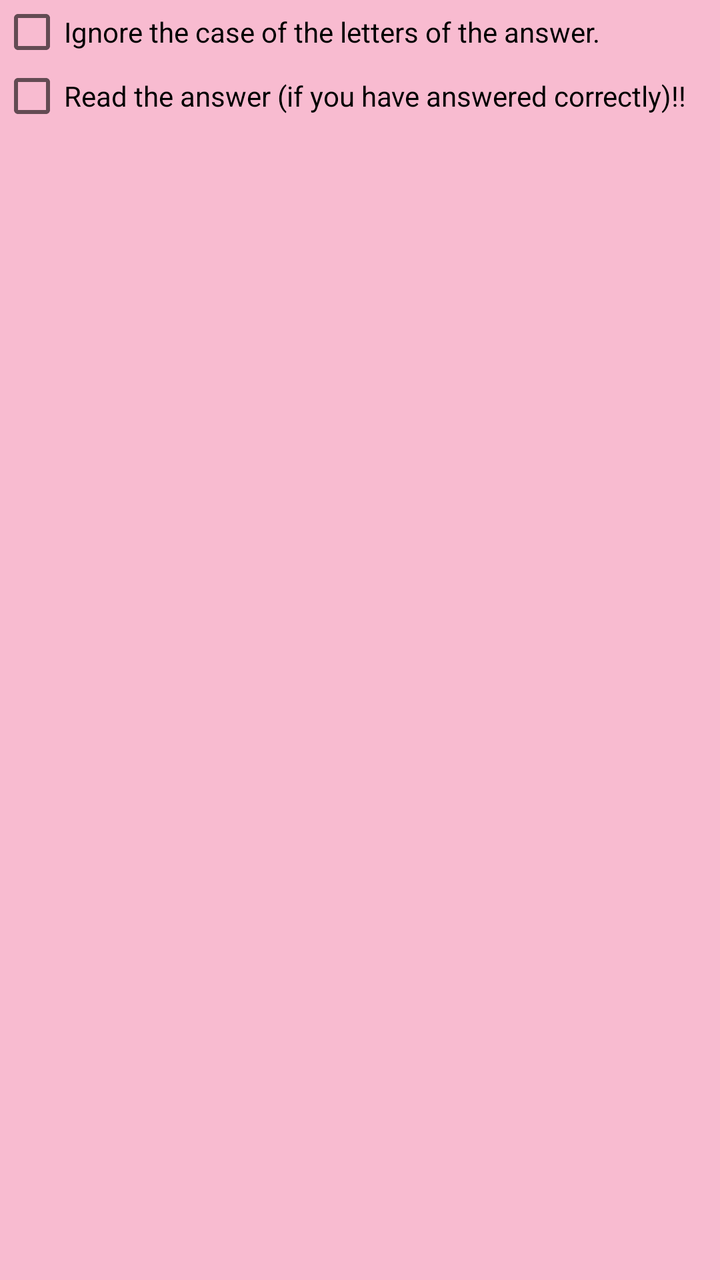
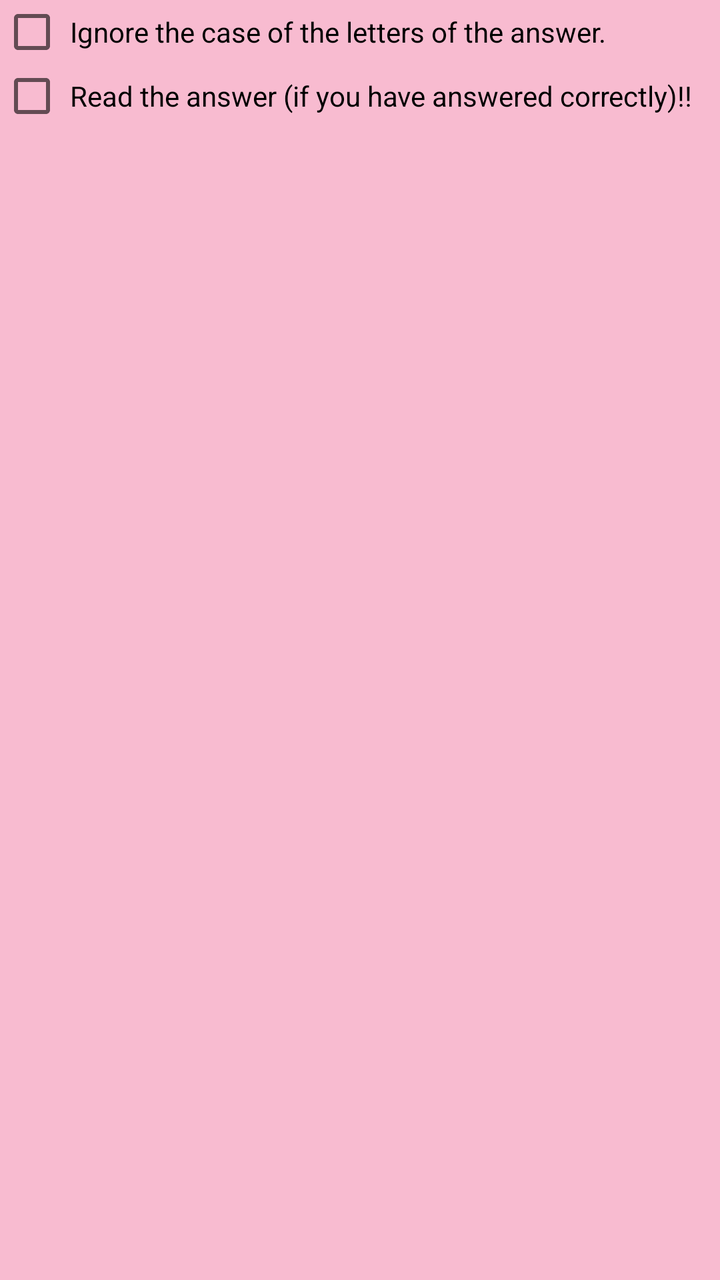

The first picture is an Android layout as it rendered before a commit; the second is the same layout after the commit. The layout source and the unified diff follow.
<!-- AndroidManifest.xml: application theme MyMaterialTheme -->
<!-- res/layout/field_options_dialog_fragment.xml -->
<?xml version="1.0" encoding="utf-8"?>
<LinearLayout xmlns:android="http://schemas.android.com/apk/res/android"
    android:orientation="vertical" android:layout_width="match_parent"
    android:layout_height="match_parent">
    <CheckBox
        android:id="@+id/ignore_case"
        android:layout_width="match_parent"
        android:layout_height="wrap_content"
        android:text="@string/ignore_case"/>
    <CheckBox
        android:id="@+id/read_answer"
        android:layout_width="match_parent"
        android:layout_height="wrap_content"
        android:text="@string/read_answer"/>
    <Spinner
        android:id="@+id/locales_spinner"
        android:layout_width="match_parent"
        android:layout_height="wrap_content"
        android:visibility="gone"/>
</LinearLayout>
<!-- resources referenced by this layout -->
<resources>
  <string name="ignore_case">Ignore the case of the letters of the answer.</string>
  <string name="read_answer">Read the answer (if you have answered correctly)!!</string>
  <style name="MyMaterialTheme" parent="MyMaterialTheme.Base">
  
      </style>
  <style name="MyMaterialTheme.Base" parent="Theme.AppCompat.Light.DarkActionBar">
          <item name="windowNoTitle">true</item>
          <item name="windowActionBar">false</item>
          <item name="colorPrimary">@color/colorPrimary</item>
          <item name="colorPrimaryDark">@color/colorPrimaryDark</item>
          <item name="colorAccent">@color/colorAccent</item>
          <item name="android:windowBackground">@color/windowBackground</item>
      </style>
  <color name="colorPrimary">#EC407A</color>
  <color name="colorPrimaryDark">#AD1457</color>
  <color name="colorAccent">#EA80FC</color>
  <color name="windowBackground">#F8BBD0</color>
</resources>

<!-- the commit's change to res/layout/field_options_dialog_fragment.xml (unified diff, before → after) -->
@@ -6,15 +6,19 @@
         android:id="@+id/ignore_case"
         android:layout_width="match_parent"
         android:layout_height="wrap_content"
-        android:text="@string/ignore_case"/>
+        android:text="@string/ignore_case"
+        android:padding="3dp"/>
     <CheckBox
         android:id="@+id/read_answer"
         android:layout_width="match_parent"
         android:layout_height="wrap_content"
-        android:text="@string/read_answer"/>
+        android:text="@string/read_answer"
+        android:padding="3dp"/>
+
     <Spinner
         android:id="@+id/locales_spinner"
         android:layout_width="match_parent"
         android:layout_height="wrap_content"
-        android:visibility="gone"/>
+        android:visibility="gone"
+        android:padding="3dp"/>
 </LinearLayout>
